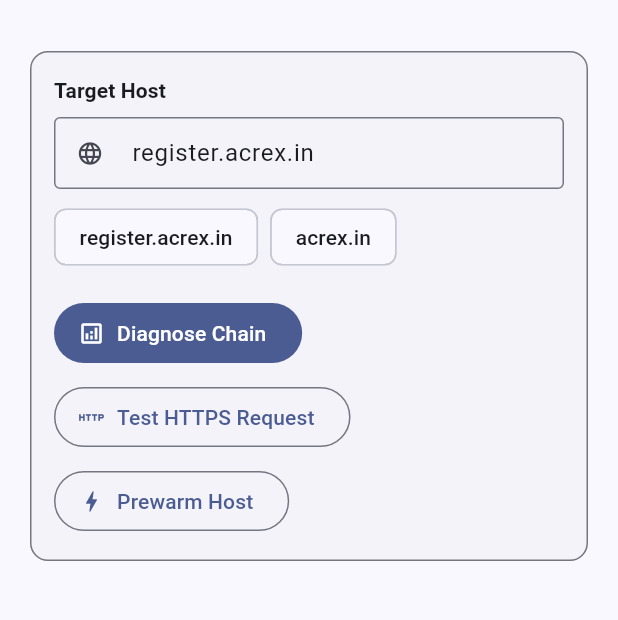
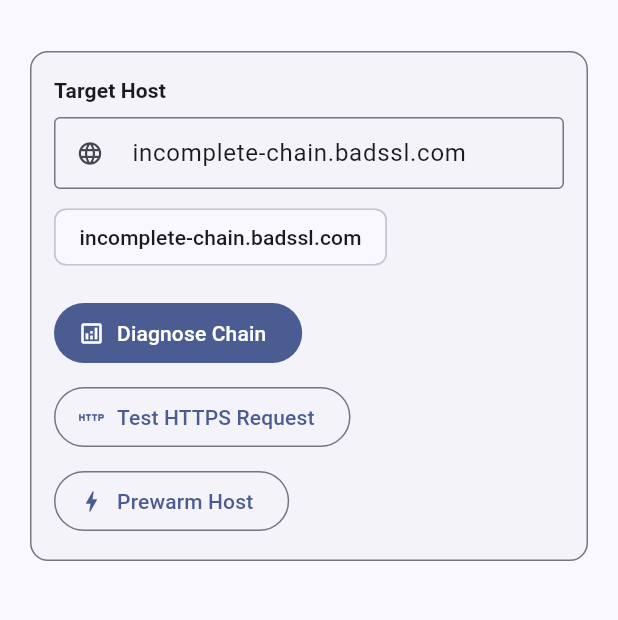
Before and after one commit to YadneshTeli/aia_chaser, a Flutter app: the screen it shows after launch, on a phone screen of 412 x 824 dp, the part 63-683 px from its top. Run offline on Flutter 3.47's test engine with Material 3 defaults, Android fonts, the phone set to English and light mode, and no system bars; our stand-ins replace dio; missing offline and left inert: webview_flutter_android; statements that could not run were skipped.

Commit message:
feat: sanitize test hosts to badssl, fix UI overflow, allow cleartext traffic, and remove debug banner

```diff
--- a/packages/aia_chaser/example/lib/main.dart
+++ b/packages/aia_chaser/example/lib/main.dart
@@ -5,13 +5,13 @@ import 'package:aia_chaser/aia_chaser.dart';
 void main() async {
   WidgetsFlutterBinding.ensureInitialized();
 
+
   // 1. Initialize AIA Chaser with validate-ahead policies
   await AiaChaser.initialize(
     const AiaConfig(
       hosts: {
-        'register.acrex.in': HostPolicy.chase(retryOnce: true),
-        'acrex.in': HostPolicy.chase(retryOnce: true),
-        '*.acrex.in': HostPolicy.chase(retryOnce: true),
+        'incomplete-chain.badssl.com': HostPolicy.chase(retryOnce: true),
+        '*.badssl.com': HostPolicy.chase(retryOnce: true),
       },
       prewarm: PrewarmMode.background,
     ),
@@ -30,6 +30,7 @@ class AiaChaserExampleApp extends StatelessWidget {
   Widget build(BuildContext context) {
     return MaterialApp(
       title: 'AIA Chaser Example',
+      debugShowCheckedModeBanner: false,
       theme: ThemeData(
         useMaterial3: true,
         colorScheme: ColorScheme.fromSeed(
@@ -58,7 +59,7 @@ class AiaChaserHomeScreen extends StatefulWidget {
 
 class _AiaChaserHomeScreenState extends State<AiaChaserHomeScreen> {
   final TextEditingController _hostController =
-      TextEditingController(text: 'register.acrex.in');
+      TextEditingController(text: 'incomplete-chain.badssl.com');
   ChainReport? _diagnosticReport;
   bool _isLoading = false;
   String? _httpStatus;
@@ -226,7 +227,7 @@ class _AiaChaserHomeScreenState extends State<AiaChaserHomeScreen> {
                     TextField(
                       controller: _hostController,
                       decoration: const InputDecoration(
-                        hintText: 'e.g. register.acrex.in',
+                        hintText: 'e.g. incomplete-chain.badssl.com',
                         border: OutlineInputBorder(),
                         isDense: true,
                         prefixIcon: Icon(Icons.language),
@@ -237,14 +238,9 @@ class _AiaChaserHomeScreenState extends State<AiaChaserHomeScreen> {
                       spacing: 8,
                       children: [
                         ActionChip(
-                          label: const Text('register.acrex.in'),
-                          onPressed: () => setState(
-                              () => _hostController.text = 'register.acrex.in'),
-                        ),
-                        ActionChip(
-                          label: const Text('acrex.in'),
-                          onPressed: () =>
-                              setState(() => _hostController.text = 'acrex.in'),
+                          label: const Text('incomplete-chain.badssl.com'),
+                          onPressed: () => setState(() => _hostController.text =
+                              'incomplete-chain.badssl.com'),
                         ),
                       ],
                     ),
--- a/packages/aia_chaser/lib/src/ui/aia_diagnostics_view.dart
+++ b/packages/aia_chaser/lib/src/ui/aia_diagnostics_view.dart
@@ -330,14 +330,15 @@ class AiaDiagnosticsView extends StatelessWidget {
               children: [
                 const Icon(Icons.assessment_outlined, size: 20),
                 const SizedBox(width: 8),
-                const Text(
-                  'Diagnosis & Suggested Fix',
-                  style: TextStyle(fontWeight: FontWeight.bold, fontSize: 16),
+                const Expanded(
+                  child: Text(
+                    'Diagnosis & Suggested Fix',
+                    style: TextStyle(fontWeight: FontWeight.bold, fontSize: 16),
+                  ),
                 ),
-                const Spacer(),
                 TextButton.icon(
                   icon: const Icon(Icons.copy, size: 16),
-                  label: const Text('Copy Report'),
+                  label: const Text('Copy'),
                   onPressed: () {
                     Clipboard.setData(
                         ClipboardData(text: report.toFormattedString()));
--- a/packages/aia_chaser_dio/example/example.dart
+++ b/packages/aia_chaser_dio/example/example.dart
@@ -7,7 +7,7 @@ void main() async {
   await AiaChaser.initialize(
     const AiaConfig(
       hosts: {
-        'register.acrex.in': HostPolicy.chase(retryOnce: true),
+        'incomplete-chain.badssl.com': HostPolicy.chase(retryOnce: true),
       },
       prewarm: PrewarmMode.background,
     ),
@@ -20,7 +20,7 @@ void main() async {
   // 3. Make requests as normal - handshake failures trigger AIA chasing and transparent retry
   try {
     final response = await dio.get(
-      'https://register.acrex.in/ACREXService.svc/GetSliderList',
+      'https://incomplete-chain.badssl.com/',
     );
     print('Success: HTTP ${response.statusCode}');
     print('Data: ${response.data}');
--- a/packages/aia_chaser_http/example/example.dart
+++ b/packages/aia_chaser_http/example/example.dart
@@ -7,7 +7,7 @@ void main() async {
   await AiaChaser.initialize(
     const AiaConfig(
       hosts: {
-        'register.acrex.in': HostPolicy.chase(retryOnce: true),
+        'incomplete-chain.badssl.com': HostPolicy.chase(retryOnce: true),
       },
       prewarm: PrewarmMode.background,
     ),
@@ -19,7 +19,7 @@ void main() async {
   // 3. Make requests - transparently retries once if intermediate CA needs to be chased
   try {
     final response = await client.get(
-      Uri.parse('https://register.acrex.in/ACREXService.svc/GetSliderList'),
+      Uri.parse('https://incomplete-chain.badssl.com/'),
     );
     print('HTTP Status: ${response.statusCode}');
     print('Response: ${response.body}');
--- a/packages/aia_chaser_webview/example/example.dart
+++ b/packages/aia_chaser_webview/example/example.dart
@@ -12,7 +12,7 @@ void main() async {
   await AiaChaser.initialize(
     const AiaConfig(
       hosts: {
-        'register.acrex.in': HostPolicy.chase(),
+        'incomplete-chain.badssl.com': HostPolicy.chase(),
       },
       prewarm: PrewarmMode.background,
     ),
@@ -51,7 +51,7 @@ class _WebViewExampleScreenState extends State<WebViewExampleScreen> {
       ..setNavigationDelegate(delegate)
       ..loadRequest(
         Uri.parse(
-          'https://register.acrex.in/hallLayout/ViewhallLayout.html?HallId=7&hallName=HALL+9',
+          'https://incomplete-chain.badssl.com/',
         ),
       );
   }
```
Also changed, not shown: 1 other file.
